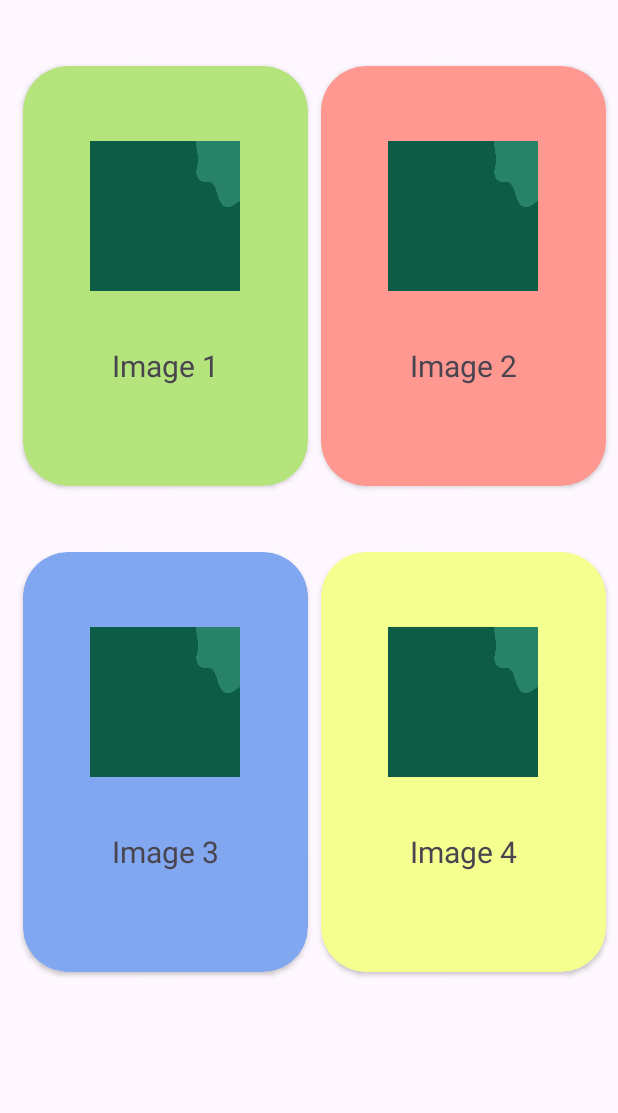
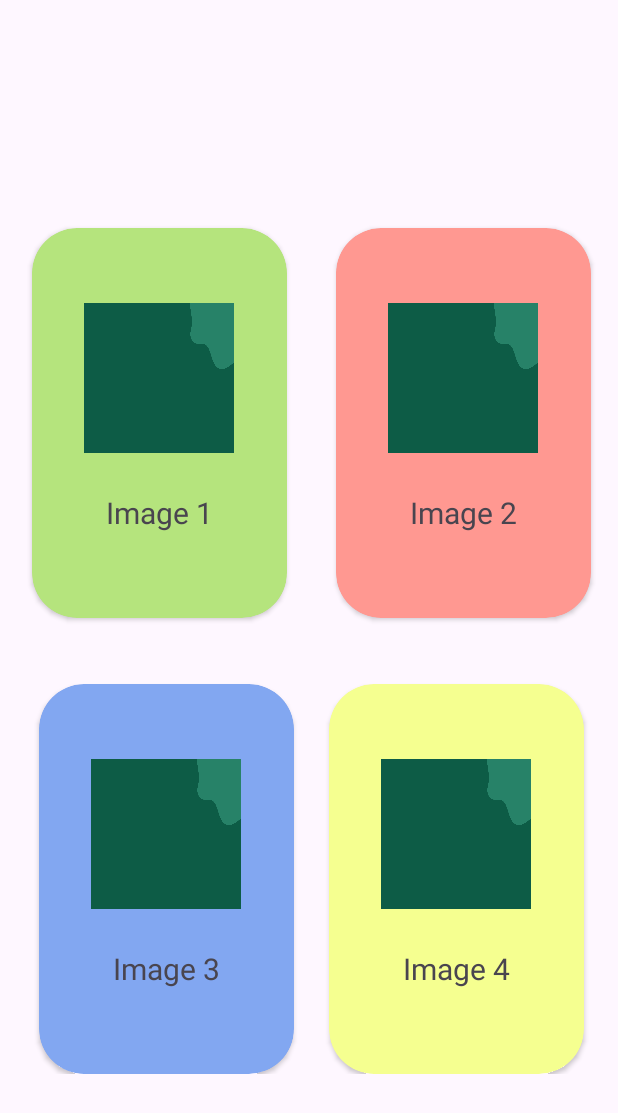
Before and after one commit to abhii2002/SwachApp, an Android app: the DailyWasteActivity screen opened directly, with no data from a screen before it, on a phone screen of 412 x 824 dp. Shown: the top 1113 px of the screen. Run offline under Robolectric (Android 15) with nearby library versions, the phone set to English and light mode, and no system bars; our stand-ins replace sdp/ssp sizes.

Commit message:
fixed daily waste activity

```diff
--- a/app/src/main/res/layout/activity_dailywaste.xml
+++ b/app/src/main/res/layout/activity_dailywaste.xml
@@ -5,14 +5,27 @@
     android:layout_width="match_parent"
     android:layout_height="match_parent">
 
+    <androidx.constraintlayout.widget.ConstraintLayout
+        android:layout_width="match_parent"
+        android:layout_height="wrap_content"
+        android:paddingBottom="@dimen/_5sdp"
+        android:paddingTop="@dimen/_5sdp"
+        app:layout_constraintBottom_toBottomOf="parent"
+        app:layout_constraintStart_toStartOf="parent"
+        app:layout_constraintEnd_toEndOf="parent"
+        app:layout_constraintTop_toTopOf="parent">
+
+
         <androidx.cardview.widget.CardView
-        android:id="@+id/cardView2"
-        android:layout_width="190dp"
-        android:layout_height="280dp"
+            android:id="@+id/cardview1"
+            android:layout_width="170dp"
+            android:layout_height="260dp"
             android:layout_marginStart="15dp"
             android:layout_marginTop="44dp"
+            android:layout_marginEnd="15dp"
             app:cardBackgroundColor="#B5E47D"
             app:cardCornerRadius="30dp"
+            app:layout_constraintEnd_toStartOf="@id/cardview2"
             app:layout_constraintStart_toStartOf="parent"
             app:layout_constraintTop_toTopOf="parent">
 
@@ -27,26 +40,26 @@
             <TextView
                 android:layout_width="wrap_content"
                 android:layout_height="wrap_content"
+                android:layout_gravity="center"
                 android:layout_marginTop="60dp"
-            android:layout_gravity="center"
                 android:text="Image 1"
-            android:textSize="20dp"
-            />
+                android:textSize="20dp" />
 
         </androidx.cardview.widget.CardView>
 
         <androidx.cardview.widget.CardView
-        android:id="@+id/cardView"
-        android:layout_width="190dp"
-        android:layout_height="280dp"
+            android:id="@+id/cardview2"
+            android:layout_width="170dp"
+            android:layout_height="260dp"
             android:layout_marginStart="12dp"
             android:layout_marginTop="44dp"
             android:layout_marginEnd="12dp"
             app:cardBackgroundColor="#FF9891"
+            app:cardCornerRadius="30dp"
             app:layout_constraintEnd_toEndOf="parent"
-        app:layout_constraintStart_toEndOf="@+id/cardView2"
-        app:layout_constraintTop_toTopOf="parent"
-        app:cardCornerRadius="30dp">
+            app:layout_constraintStart_toEndOf="@+id/cardview1"
+            app:layout_constraintTop_toTopOf="parent">
+
             <ImageView
                 android:layout_width="100dp"
                 android:layout_height="100dp"
@@ -58,25 +71,26 @@
             <TextView
                 android:layout_width="wrap_content"
                 android:layout_height="wrap_content"
+                android:layout_gravity="center"
                 android:layout_marginTop="60dp"
-            android:layout_gravity="center"
                 android:text="Image 2"
-            android:textSize="20dp"
-            />
+                android:textSize="20dp" />
 
 
         </androidx.cardview.widget.CardView>
 
         <androidx.cardview.widget.CardView
-        android:id="@+id/cardView3"
-        android:layout_width="190dp"
-        android:layout_height="280dp"
-        app:cardCornerRadius="30dp"
+            android:id="@+id/cardview3"
+            android:layout_width="170dp"
+            android:layout_height="260dp"
             android:layout_marginStart="15dp"
             android:layout_marginTop="44dp"
             app:cardBackgroundColor="#82A7F1"
+            app:cardCornerRadius="30dp"
+            app:layout_constraintEnd_toStartOf="@id/cardview4"
             app:layout_constraintStart_toStartOf="parent"
-        app:layout_constraintTop_toBottomOf="@+id/cardView2">
+            app:layout_constraintTop_toBottomOf="@+id/cardview1">
+
             <ImageView
                 android:layout_width="100dp"
                 android:layout_height="100dp"
@@ -88,26 +102,27 @@
             <TextView
                 android:layout_width="wrap_content"
                 android:layout_height="wrap_content"
+                android:layout_gravity="center"
                 android:layout_marginTop="60dp"
-            android:layout_gravity="center"
                 android:text="Image 3"
-            android:textSize="20dp"
-            />
+                android:textSize="20dp" />
 
 
         </androidx.cardview.widget.CardView>
 
         <androidx.cardview.widget.CardView
-        android:layout_width="190dp"
-        android:layout_height="280dp"
+            android:id="@+id/cardview4"
+            android:layout_width="170dp"
+            android:layout_height="260dp"
             android:layout_marginStart="12dp"
             android:layout_marginTop="44dp"
             android:layout_marginEnd="12dp"
+            app:cardBackgroundColor="#F5FF90"
             app:cardCornerRadius="30dp"
-        app:cardBackgroundColor="#F5FF90"
             app:layout_constraintEnd_toEndOf="parent"
-        app:layout_constraintStart_toEndOf="@+id/cardView3"
-        app:layout_constraintTop_toBottomOf="@+id/cardView">
+            app:layout_constraintStart_toEndOf="@+id/cardview3"
+            app:layout_constraintTop_toBottomOf="@+id/cardview2">
+
             <ImageView
                 android:layout_width="100dp"
                 android:layout_height="100dp"
@@ -115,16 +130,17 @@
                 android:layout_marginTop="50dp"
                 android:scaleType="fitXY"
                 android:src="@drawable/main_image" />
+
             <TextView
                 android:layout_width="wrap_content"
                 android:layout_height="wrap_content"
+                android:layout_gravity="center"
                 android:layout_marginTop="60dp"
-            android:layout_gravity="center"
                 android:text="Image 4"
-            android:textSize="20dp"
-            />
+                android:textSize="20dp" />
 
 
         </androidx.cardview.widget.CardView>
+    </androidx.constraintlayout.widget.ConstraintLayout>
 
 </androidx.constraintlayout.widget.ConstraintLayout>
```
Lines whose indentation alone changed are shown as unchanged.
